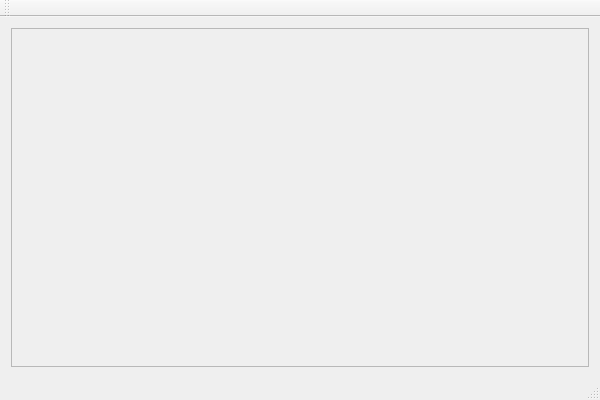
Before: the Qt Designer form bank_application/bank_application/main_win.ui in adamo183/IO_PROJECT, drawn with Qt 5.
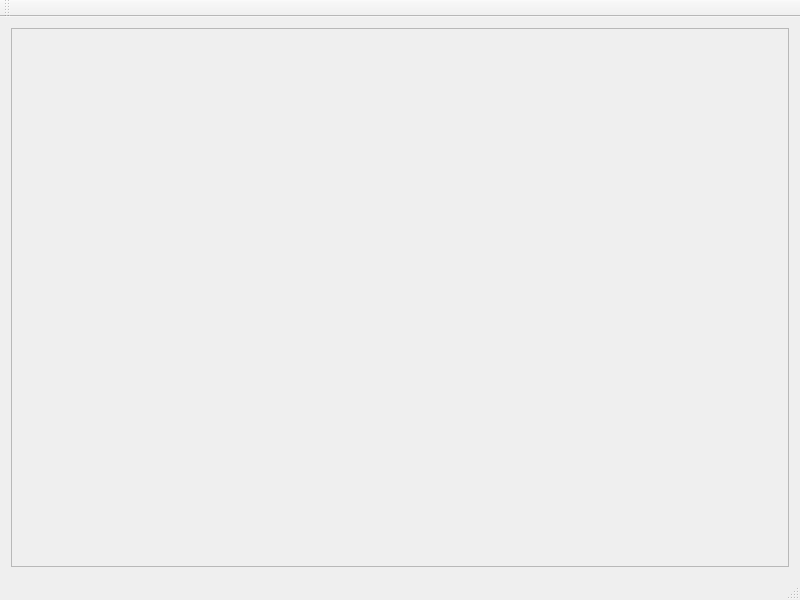
After: the same form once the commit is applied.

```diff
--- a/bank_application/bank_application/main_win.ui
+++ b/bank_application/bank_application/main_win.ui
@@ -6,10 +6,16 @@
    <rect>
     <x>0</x>
     <y>0</y>
-    <width>600</width>
-    <height>400</height>
+    <width>800</width>
+    <height>600</height>
    </rect>
   </property>
+  <property name="sizePolicy">
+   <sizepolicy hsizetype="Expanding" vsizetype="Expanding">
+    <horstretch>0</horstretch>
+    <verstretch>0</verstretch>
+   </sizepolicy>
+  </property>
   <property name="windowTitle">
    <string>main_win</string>
   </property>
@@ -25,8 +31,8 @@
         <rect>
          <x>0</x>
          <y>0</y>
-         <width>580</width>
-         <height>327</height>
+         <width>780</width>
+         <height>527</height>
         </rect>
        </property>
       </widget>
```
Left out of the diff: 2 changed lines with no effect on the pictures.
